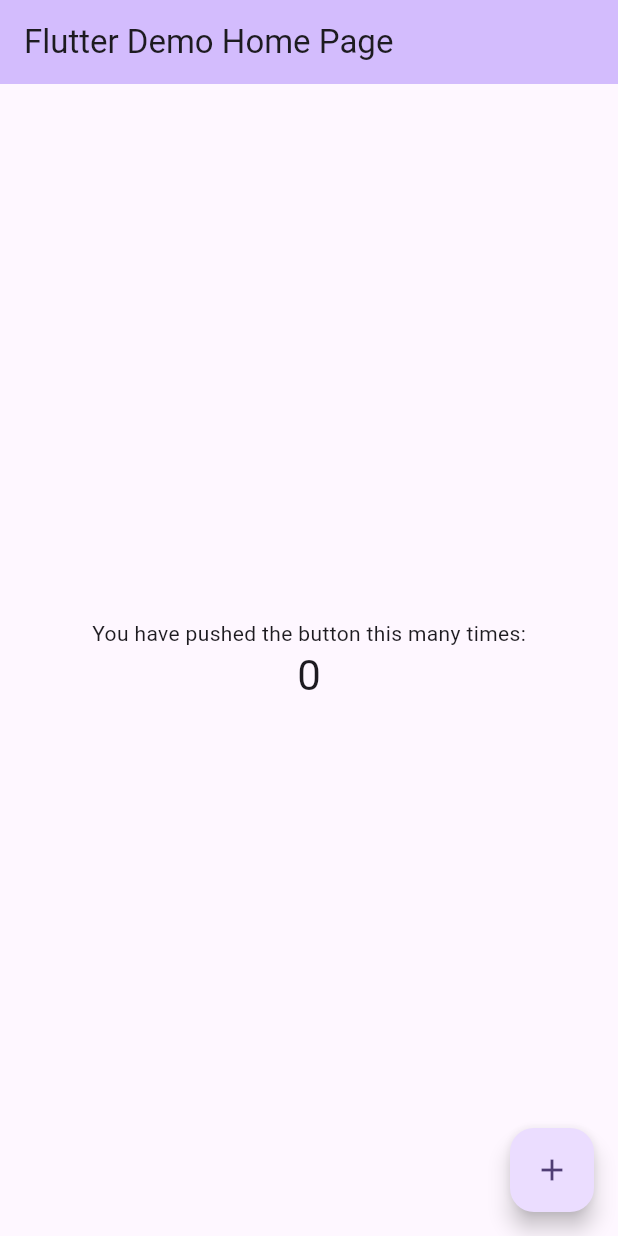
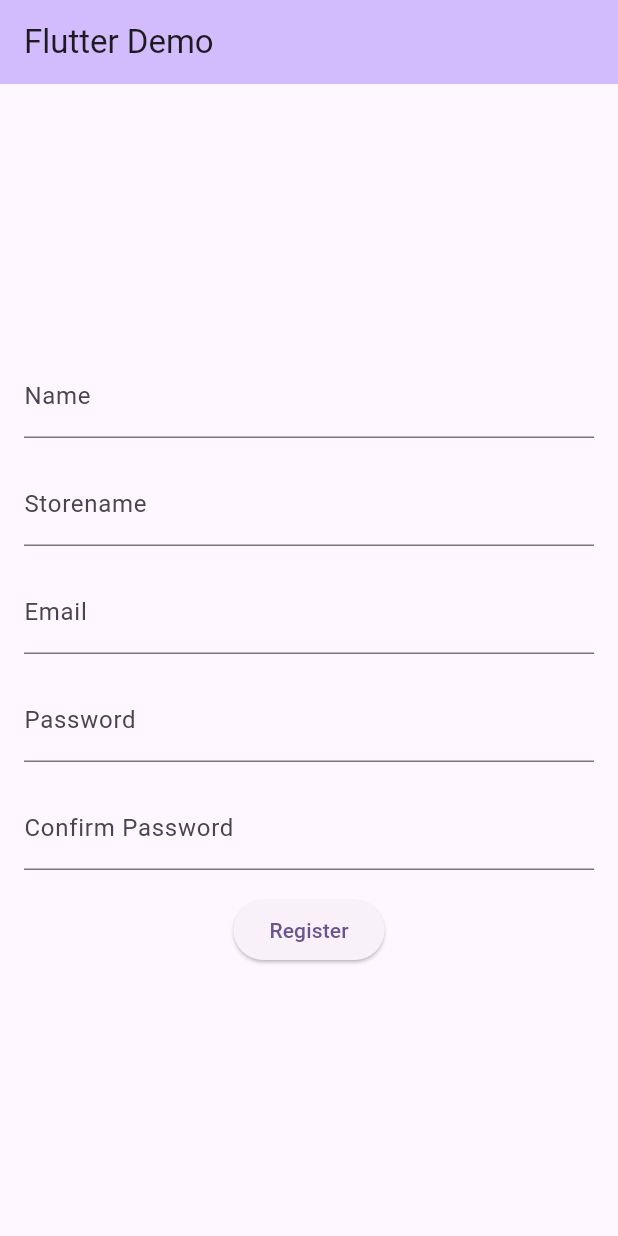
Before and after one commit to dorcasndungu/inventorysoko, a Flutter app: the screen it shows after launch, on a phone screen of 412 x 824 dp. Run offline on Flutter 3.47's test engine with Material 3 defaults, Android fonts, the phone set to English and light mode, and no system bars.

Commit message:
creates register screen

```diff
--- a/lib/main.dart
+++ b/lib/main.dart
@@ -13,113 +13,69 @@
     return MaterialApp(
       title: 'Flutter Demo',
       theme: ThemeData(
-        // This is the theme of your application.
-        //
-        // TRY THIS: Try running your application with "flutter run". You'll see
-        // the application has a purple toolbar. Then, without quitting the app,
-        // try changing the seedColor in the colorScheme below to Colors.green
-        // and then invoke "hot reload" (save your changes or press the "hot
-        // reload" button in a Flutter-supported IDE, or press "r" if you used
-        // the command line to start the app).
-        //
-        // Notice that the counter didn't reset back to zero; the application
-        // state is not lost during the reload. To reset the state, use hot
-        // restart instead.
-        //
-        // This works for code too, not just values: Most code changes can be
-        // tested with just a hot reload.
-        colorScheme: ColorScheme.fromSeed(seedColor: Colors.deepPurple),
-        useMaterial3: true,
+colorScheme: ColorScheme.fromSeed(seedColor: Colors.deepPurple),
       ),
-      home: const MyHomePage(title: 'Flutter Demo Home Page'),
+      home: const MyHomePage(),
     );
   }
 }
 
-class MyHomePage extends StatefulWidget {
-  const MyHomePage({super.key, required this.title});
-
-  // This widget is the home page of your application. It is stateful, meaning
-  // that it has a State object (defined below) that contains fields that affect
-  // how it looks.
-
-  // This class is the configuration for the state. It holds the values (in this
-  // case the title) provided by the parent (in this case the App widget) and
-  // used by the build method of the State. Fields in a Widget subclass are
-  // always marked "final".
-
-  final String title;
-
-  @override
-  State<MyHomePage> createState() => _MyHomePageState();
-}
-
-class _MyHomePageState extends State<MyHomePage> {
-  int _counter = 0;
-
-  void _incrementCounter() {
-    setState(() {
-      // This call to setState tells the Flutter framework that something has
-      // changed in this State, which causes it to rerun the build method below
-      // so that the display can reflect the updated values. If we changed
-      // _counter without calling setState(), then the build method would not be
-      // called again, and so nothing would appear to happen.
-      _counter++;
-    });
-  }
+class MyHomePage extends StatelessWidget {
+  const MyHomePage({Key? key});
 
   @override
   Widget build(BuildContext context) {
-    // This method is rerun every time setState is called, for instance as done
-    // by the _incrementCounter method above.
-    //
-    // The Flutter framework has been optimized to make rerunning build methods
-    // fast, so that you can just rebuild anything that needs updating rather
-    // than having to individually change instances of widgets.
     return Scaffold(
       appBar: AppBar(
-        // TRY THIS: Try changing the color here to a specific color (to
-        // Colors.amber, perhaps?) and trigger a hot reload to see the AppBar
-        // change color while the other colors stay the same.
         backgroundColor: Theme.of(context).colorScheme.inversePrimary,
-        // Here we take the value from the MyHomePage object that was created by
-        // the App.build method, and use it to set our appbar title.
-        title: Text(widget.title),
+        title: const Text('Flutter Demo'),
       ),
       body: Center(
-        // Center is a layout widget. It takes a single child and positions it
-        // in the middle of the parent.
         child: Column(
-          // Column is also a layout widget. It takes a list of children and
-          // arranges them vertically. By default, it sizes itself to fit its
-          // children horizontally, and tries to be as tall as its parent.
-          //
-          // Column has various properties to control how it sizes itself and
-          // how it positions its children. Here we use mainAxisAlignment to
-          // center the children vertically; the main axis here is the vertical
-          // axis because Columns are vertical (the cross axis would be
-          // horizontal).
-          //
-          // TRY THIS: Invoke "debug painting" (choose the "Toggle Debug Paint"
-          // action in the IDE, or press "p" in the console), to see the
-          // wireframe for each widget.
           mainAxisAlignment: MainAxisAlignment.center,
           children: <Widget>[
-            const Text(
-              'You have pushed the button this many times:',
-            ),
-            Text(
-              '$_counter',
-              style: Theme.of(context).textTheme.headlineMedium,
-            ),
+            _buildRegistrationForm(),
           ],
         ),
       ),
-      floatingActionButton: FloatingActionButton(
-        onPressed: _incrementCounter,
-        tooltip: 'Increment',
-        child: const Icon(Icons.add),
-      ), // This trailing comma makes auto-formatting nicer for build methods.
+    );
+  }
+
+  Widget _buildRegistrationForm() {
+    return Padding(
+      padding: const EdgeInsets.all(16.0),
+      child: Column(
+        children: [
+          TextField(
+            decoration: const InputDecoration(labelText: 'Name'),
+          ),
+          SizedBox(height: 16),
+          TextField(
+            decoration: const InputDecoration(labelText: 'Storename'),
+          ),
+          SizedBox(height: 16),
+          TextField(
+            decoration: const InputDecoration(labelText: 'Email'),
+          ),
+          SizedBox(height: 16),
+          TextField(
+            decoration: const InputDecoration(labelText: 'Password'),
+            obscureText: true,
+          ),
+          SizedBox(height: 16),
+          TextField(
+            decoration: const InputDecoration(labelText: 'Confirm Password'),
+            obscureText: true,
+          ),
+          SizedBox(height: 16),
+          ElevatedButton(
+            onPressed: () {
+              // Handle registration logic here
+            },
+            child: const Text('Register'),
+          ),
+        ],
+      ),
     );
   }
 }
```
